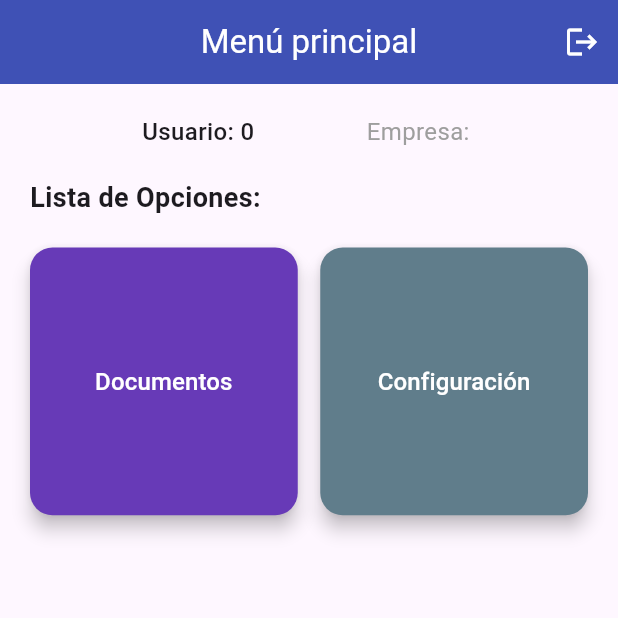
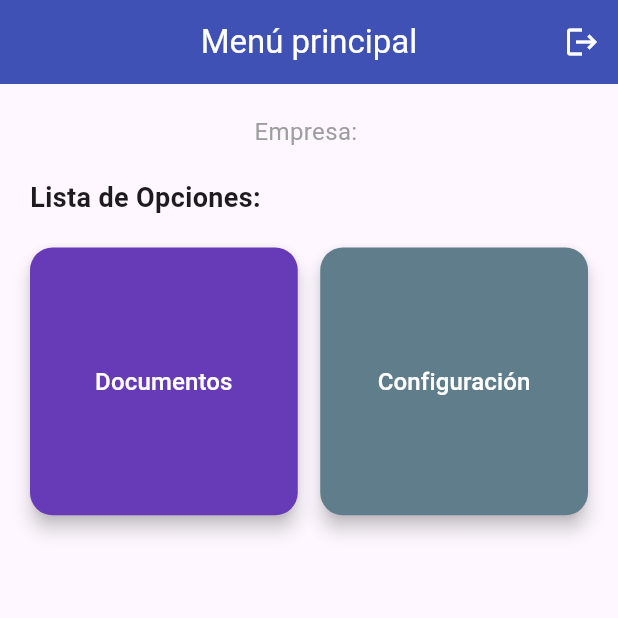
Before and after one commit to JoArregui/Firma_Tap, a Flutter app: the HomePage screen opened directly with empty values, on a phone screen of 412 x 824 dp, the top half of it. Run offline on Flutter 3.47's test engine with Material 3 defaults, Android fonts, the light colour scheme and no system bars; our stand-ins replace package_info_plus, shared_preferences, signature; accounts and stored records are empty; network calls fail.

Commit message:
Eliminamos que se pueda ver el usurio desde home.

```diff
--- a/lib/features/pages/home_page.dart
+++ b/lib/features/pages/home_page.dart
@@ -128,9 +128,6 @@ class _HomePageState extends State<HomePage> {
             Row(
               mainAxisAlignment: MainAxisAlignment.spaceEvenly,
               children: [
-                Text('Usuario: $_usuarioId',
-                  style: const TextStyle(fontSize: 16, fontWeight: FontWeight.w500),
-                ),
                 Text('Empresa: $_empresa',
                   style: const TextStyle(fontSize: 16, color: Colors.grey),
                 ),
```
